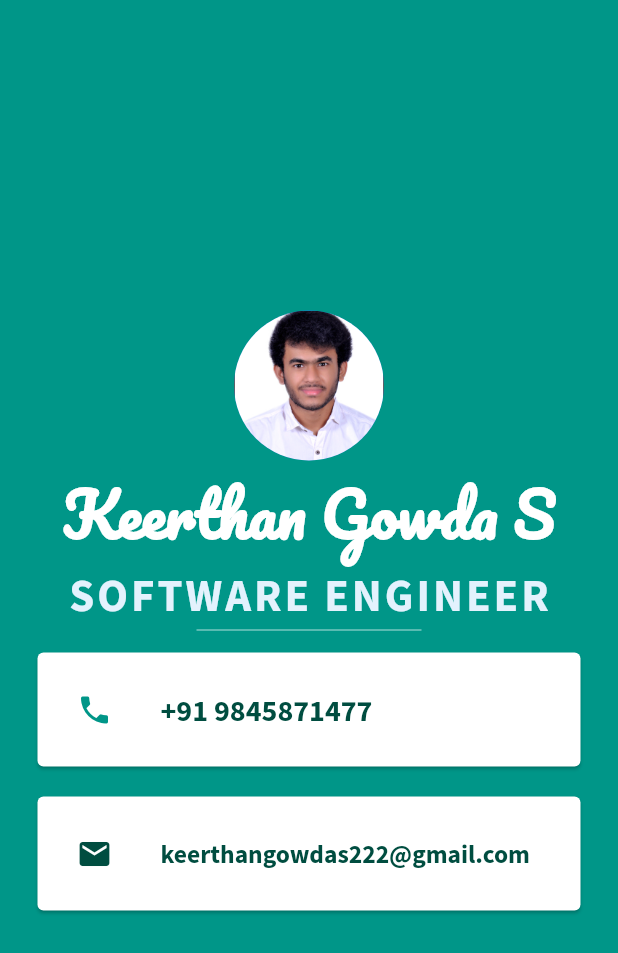
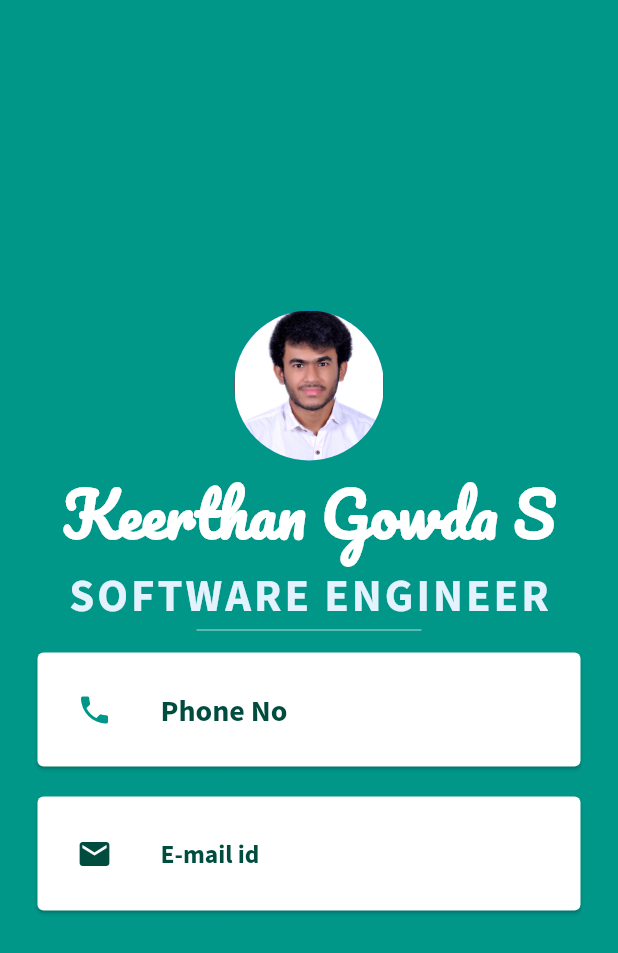
Before and after one commit to Keerthan22-sys/Visiting-Card, a Flutter app: the screen it shows after launch, on a phone screen of 412 x 824 dp. Shown: the top 953 px of the screen. Run offline on Flutter 3.47's test engine with Material 2 defaults, Android fonts, the phone set to English and light mode, and no system bars.

Commit message:
Update main.dart

```diff
--- a/lib/main.dart
+++ b/lib/main.dart
@@ -52,7 +52,7 @@ class MyApp extends StatelessWidget {
                           Icons.phone,
                           color: Colors.teal,
                         ),
-                        title: Text('+91 9845871477',
+                        title: Text('Phone No',
                             style: TextStyle(
                               color: Colors.teal.shade900,
                               fontFamily: 'SourceSansPro',
@@ -71,7 +71,7 @@ class MyApp extends StatelessWidget {
                           color: Colors.teal.shade900,
                         ),
                         title: Text(
-                          'keerthangowdas222@gmail.com',
+                          'E-mail id',
                           style: TextStyle(
                             color: Colors.teal.shade900,
                             fontFamily: 'SourceSansPro',
```
